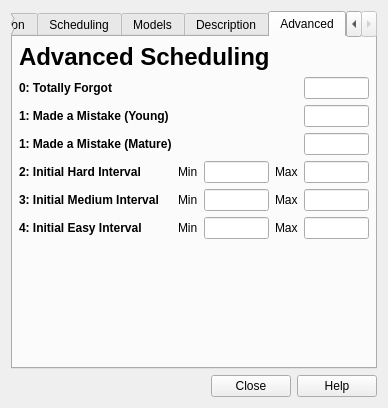
The window that designer/deckproperties.ui (ankitects/anki) describes before a commit, drawn with Qt 5.
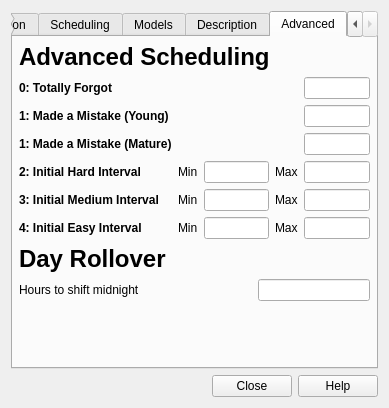
The same window after the commit. The open tabs and pages were chosen to show the change.

Commit message: support changing time offset

```diff
--- a/designer/deckproperties.ui
+++ b/designer/deckproperties.ui
@@ -8,7 +8,7 @@
    <rect>
     <x>0</x>
     <y>0</y>
-    <width>388</width>
+    <width>389</width>
     <height>408</height>
    </rect>
   </property>
@@ -446,7 +446,7 @@
        <rect>
         <x>0</x>
         <y>0</y>
-        <width>372</width>
+        <width>373</width>
         <height>342</height>
        </rect>
       </property>
@@ -615,6 +615,40 @@
          </item>
         </layout>
        </item>
+       <item>
+        <widget class="QLabel" name="label_25" >
+         <property name="text" >
+          <string>&lt;h1>Day Rollover&lt;/h1></string>
+         </property>
+        </widget>
+       </item>
+       <item>
+        <layout class="QHBoxLayout" name="horizontalLayout" >
+         <item>
+          <widget class="QLabel" name="label_29" >
+           <property name="text" >
+            <string>Hours to shift midnight</string>
+           </property>
+          </widget>
+         </item>
+         <item>
+          <spacer name="horizontalSpacer_2" >
+           <property name="orientation" >
+            <enum>Qt::Horizontal</enum>
+           </property>
+           <property name="sizeHint" stdset="0" >
+            <size>
+             <width>40</width>
+             <height>20</height>
+            </size>
+           </property>
+          </spacer>
+         </item>
+         <item>
+          <widget class="QLineEdit" name="timeOffset" />
+         </item>
+        </layout>
+       </item>
        <item>
         <spacer name="verticalSpacer" >
          <property name="orientation" >
```
Left out of the diff: 2 changed lines with no effect on the pictures. The commit also changes 3 other files.
